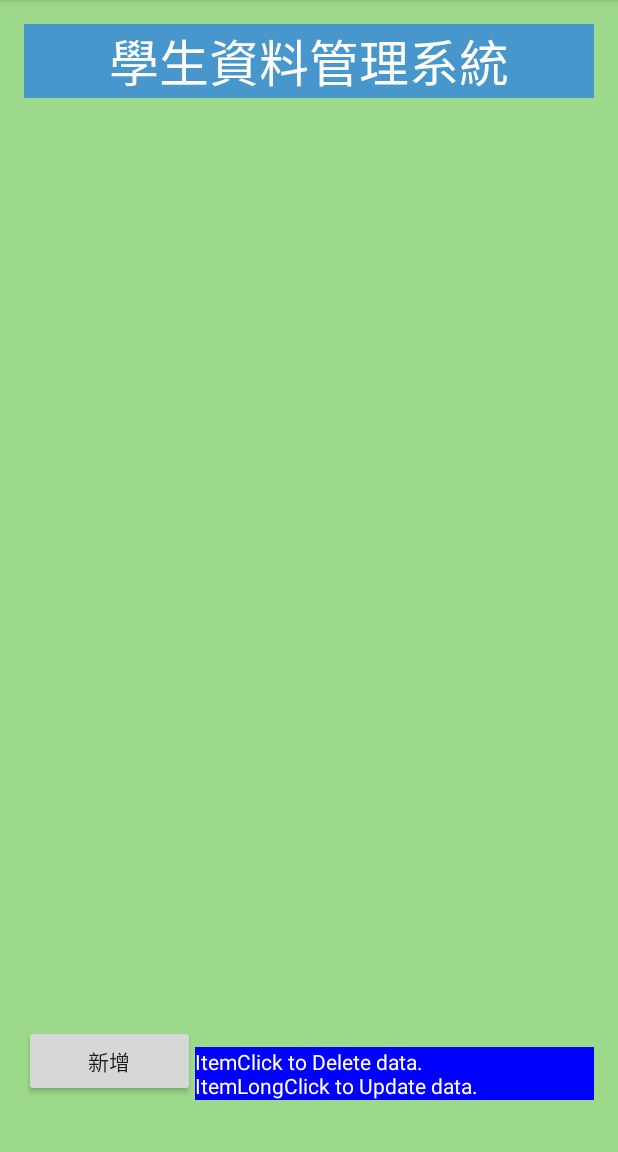
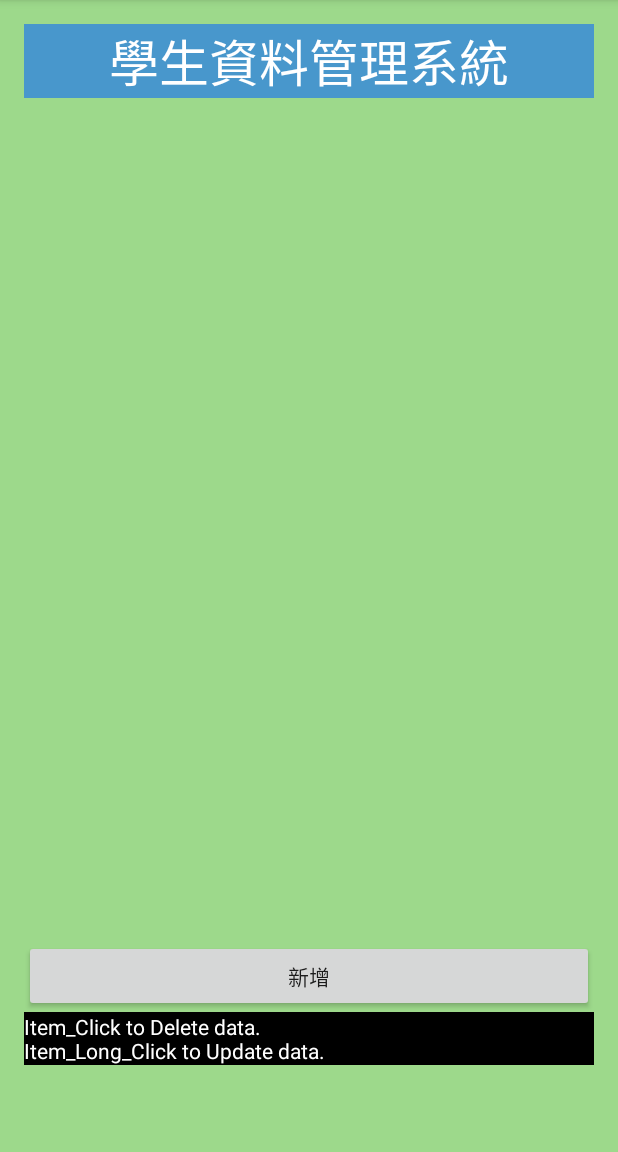
Before and after one commit to hankschen/Android, an Android app: the screen it shows after launch (MainActivity), on a phone screen of 412 x 824 dp, the part 84-1236 px from its top. Run offline under Robolectric (Android 15) with nearby library versions, the phone set to English and light mode, and no system bars.

Commit message:
update data

```diff
--- a/app/src/main/java/com/example/hanks/myretrofit/GitHubService.java
+++ b/app/src/main/java/com/example/hanks/myretrofit/GitHubService.java
@@ -41,12 +41,12 @@ public interface GitHubService {
                                      @Field("cAddr") String cAddr);
 
     //Update data
-    @FormUrlEncoded
-    @POST("api/api_update_post.php")
-    Call<ResponseBody> update(@Field("cName") String cName,
-                                     @Field("cSex") String cSex,
-                                     @Field("cBirthday") String cBirthday,
-                                     @Field("cEmail") String cEmail,
-                                     @Field("cPhone") String cPhone,
-                                     @Field("cAddr") String cAddr);
+    @GET("api/api_update_get.php")
+    Call<ResponseBody> updateByGet(@Query("cID") int cID,
+                                   @Query("cName") String cName,
+                                   @Query("cSex") String cSex,
+                                   @Query("cBirthday") String cBirthday,
+                                   @Query("cEmail") String cEmail,
+                                   @Query("cPhone") String cPhone,
+                                   @Query("cAddr") String cAddr);
 }
--- a/app/src/main/java/com/example/hanks/myretrofit/MainActivity.java
+++ b/app/src/main/java/com/example/hanks/myretrofit/MainActivity.java
@@ -172,14 +172,15 @@ public class MainActivity extends AppCompatActivity {
                 if(resultCode == Activity.RESULT_OK){
                     MyApp myApp = (MyApp) getApplicationContext();
                     Repo repo = new Repo();
+                    repo.cID = 11;
                     repo.cName = data.getStringExtra("name");
                     repo.cSex = data.getStringExtra("sex");
                     repo.cBirthday = data.getStringExtra("birthday");
                     repo.cEmail = data.getStringExtra("email");
                     repo.cPhone = data.getStringExtra("phone");
                     repo.cAddr = data.getStringExtra("address");
-                    myApp.update = myApp.service.update(repo.cName,repo.cSex,repo.cBirthday,repo.cEmail,repo.cPhone,repo.cAddr);
-                    myApp.update.enqueue(new Callback<ResponseBody>() {
+                    myApp.updateByGet = myApp.service.updateByGet(repo.cID,repo.cName,repo.cSex,repo.cBirthday,repo.cEmail,repo.cPhone,repo.cAddr);
+                    myApp.updateByGet.enqueue(new Callback<ResponseBody>() {
                         @Override
                         public void onResponse(Call<ResponseBody> call, Response<ResponseBody> response) {
                             Toast.makeText(MainActivity.this, "資料修改ok!", Toast.LENGTH_SHORT).show();
--- a/app/src/main/java/com/example/hanks/myretrofit/MyApp.java
+++ b/app/src/main/java/com/example/hanks/myretrofit/MyApp.java
@@ -18,5 +18,5 @@ public class MyApp extends Application{
     //    Call<ResponseBody> add;
 //    Call<ResponseBody> addByPlainText;
     Call<ResponseBody> addByFormPost;
-    Call<ResponseBody> update;
+    Call<ResponseBody> updateByGet;
 }
--- a/app/src/main/java/com/example/hanks/myretrofit/UpdateActivity.java
+++ b/app/src/main/java/com/example/hanks/myretrofit/UpdateActivity.java
@@ -2,9 +2,8 @@ package com.example.hanks.myretrofit;
 
 import android.app.Activity;
 import android.content.Intent;
+import android.os.Bundle;
 import android.support.v7.app.AppCompatActivity;
-import android.os.Bundle;
-import android.support.v7.view.ViewPropertyAnimatorCompatSet;
 import android.view.View;
 import android.widget.EditText;
 
@@ -29,7 +28,8 @@ public class UpdateActivity extends AppCompatActivity {
     }
 
     public void onUpdate(View view){
-        Intent intent = new Intent();
+        //Intent intent = new Intent();
+        Intent intent = getIntent();
         intent.putExtra("name", etName.getText().toString());
         intent.putExtra("sex", etSex.getText().toString());
         intent.putExtra("birthday", etBirthday.getText().toString());
--- a/app/src/main/res/layout/activity_main.xml
+++ b/app/src/main/res/layout/activity_main.xml
@@ -35,23 +35,21 @@
     <LinearLayout
         android:layout_width="match_parent"
         android:layout_height="0dp"
-        android:layout_weight="1"
-        android:orientation="horizontal">
+        android:layout_weight="2"
+        android:orientation="vertical">
 
         <Button
-            android:layout_width="0dp"
+            android:layout_width="match_parent"
             android:layout_height="wrap_content"
             android:id="@+id/button"
             android:text="新增"
-            android:onClick="onAdd"
-            android:layout_weight="3"/>
+            android:onClick="onAdd"/>
         <TextView
-            android:layout_width="0dp"
+            android:layout_width="match_parent"
             android:layout_height="wrap_content"
-            android:layout_weight="7"
-            android:text="ItemClick to Delete data.\nItemLongClick to Update data."
-            android:textColor="#fff"
-            android:background="#00f"/>
+            android:text="Item_Click to Delete data.\nItem_Long_Click to Update data."
+            android:background="#000"
+            android:textColor="#fff"/>
 
     </LinearLayout>
 
```
